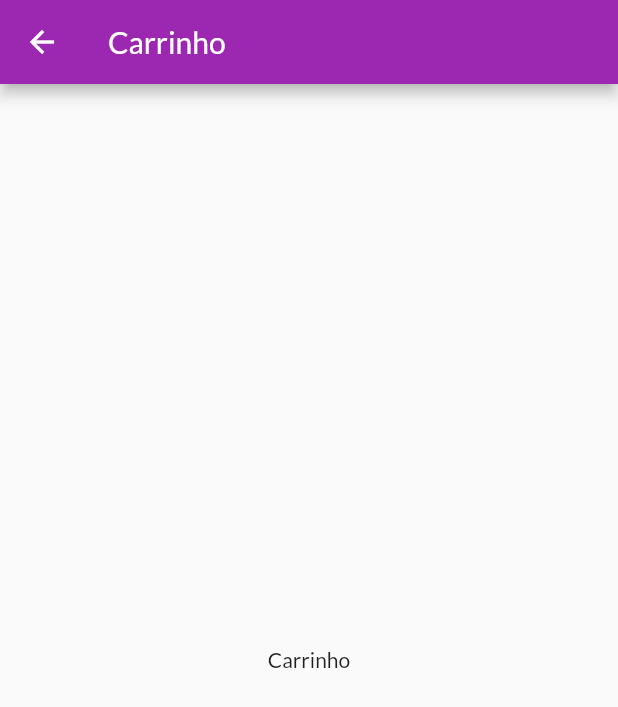
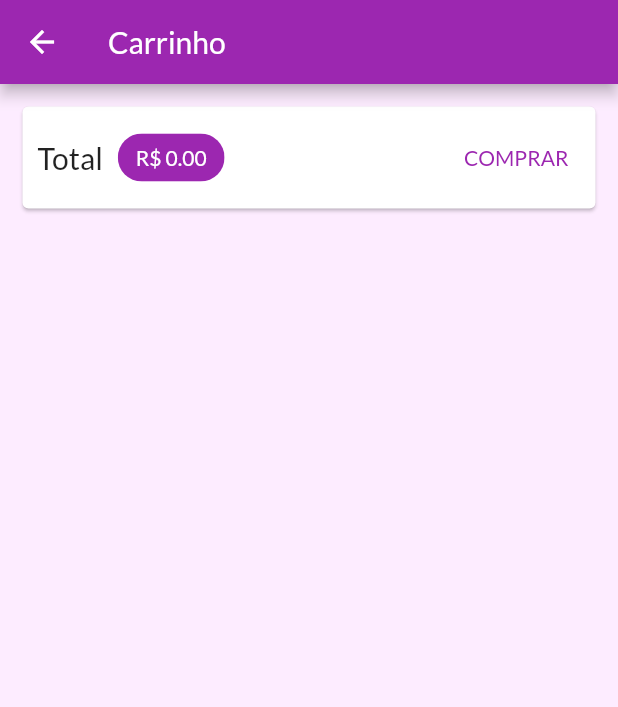
Before and after one commit to TonySilva7/shop-flutter, a Flutter app: the CartPage screen opened by its route, on a phone screen of 412 x 824 dp. Shown: the top 707 px of the screen. Run offline on Flutter 3.47's test engine with Material 2 defaults, Android fonts, the phone set to English and light mode, and no system bars; network calls fail.

Commit message:
feat: create cart item

```diff
--- a/lib/Pages/cart_page.dart
+++ b/lib/Pages/cart_page.dart
@@ -1,17 +1,59 @@
 import 'package:flutter/material.dart';
-import 'package:flutter/src/widgets/framework.dart';
+import 'package:provider/provider.dart';
+import 'package:shop/components/cart_item.dart';
+import 'package:shop/models/cart.dart';
+import 'package:shop/models/cart_item.dart';
 
 class CartPage extends StatelessWidget {
   const CartPage({super.key});
 
   @override
   Widget build(BuildContext context) {
+    final Cart cart = Provider.of(context);
+    final List<CartItem> items = cart.items.values.toList();
+
     return Scaffold(
       appBar: AppBar(
         title: const Text('Carrinho'),
       ),
-      body: const Center(
-        child: Text('Carrinho'),
+      body: Column(
+        children: [
+          Card(
+            margin: const EdgeInsets.all(15),
+            child: Padding(
+              padding: const EdgeInsets.all(10),
+              child: Row(
+                mainAxisAlignment: MainAxisAlignment.spaceBetween,
+                children: [
+                  Text('Total', style: TextStyle(fontSize: 20)),
+                  SizedBox(width: 10),
+                  Chip(
+                    label: Text(
+                      'R\$ ${cart.totalAmount.toStringAsFixed(2)}',
+                      style: TextStyle(color: Theme.of(context).primaryTextTheme.headline6?.color),
+                    ),
+                    backgroundColor: Colors.purple,
+                  ),
+                  Spacer(),
+                  TextButton(
+                    onPressed: () {},
+                    style: TextButton.styleFrom(
+                      foregroundColor: Colors.purple,
+                    ),
+                    child: Text('COMPRAR'),
+                    // textColor: Theme.of(context).primaryColor,
+                  ),
+                ],
+              ),
+            ),
+          ),
+          Expanded(
+            child: ListView.builder(
+              itemBuilder: (context, i) => MyCartItem(cartItem: items[i]),
+              itemCount: items.length,
+            ),
+          ),
+        ],
       ),
     );
   }
```
Also changed, not shown: lib/components/cart_item.dart (added, +13 -0 lines), lib/components/product_item.dart (+24 -3 lines), lib/main.dart (+7 -1 lines).
